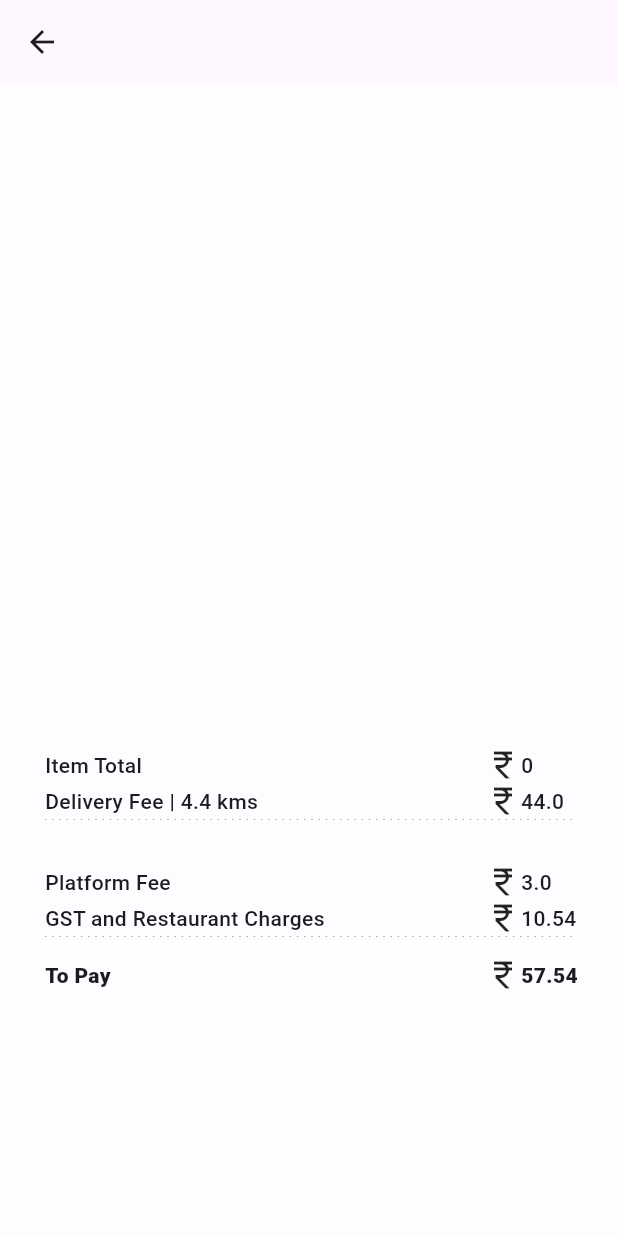
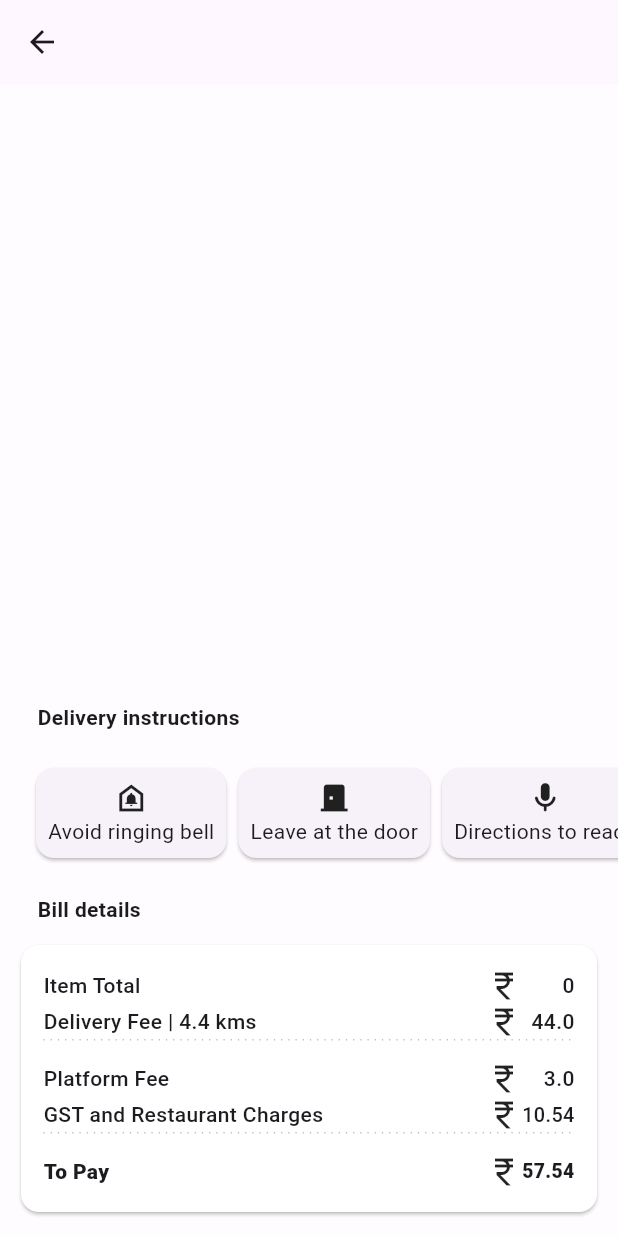
Before and after one commit to pvinayak96/food-app, a Flutter app: the Cart screen opened by its route, on a phone screen of 412 x 824 dp. Run offline on Flutter 3.47's test engine with Material 3 defaults, Android fonts, the phone set to English and light mode, and no system bars; drawn by our look-alikes of dotted_line; our stand-ins replace carousel_slider, input_quantity.

Commit message:
billDetails responsive UI enhanced and delivery instructions added

```diff
--- a/lib/pages/billDetails.dart
+++ b/lib/pages/billDetails.dart
@@ -1,5 +1,6 @@
 import 'package:flutter/material.dart';
 import 'package:dotted_line/dotted_line.dart';
+import 'package:flutter/widgets.dart';
 
 class BillDetails extends StatefulWidget {
   int totalCartValue;
@@ -25,7 +26,7 @@ class _BillDetailsState extends State<BillDetails> {
   Widget build(BuildContext context) {
     return SizedBox(
       child: Padding(
-        padding: const EdgeInsets.all(30.0),
+        padding: const EdgeInsets.all(15.0),
         child: Column(
           children: [
             Row(
@@ -40,11 +41,19 @@ class _BillDetailsState extends State<BillDetails> {
                 Expanded(
                   flex: 1,
                   child: Row(
+                    mainAxisAlignment: MainAxisAlignment.end,
                     children: [
-                      Icon(Icons.currency_rupee),
-                      Text(
+                      Icon(Icons.currency_rupee,),
+                      Expanded(
+                        child: FittedBox(
+                          alignment: Alignment.centerRight,
+                          fit: BoxFit.scaleDown,
+                          child: Text(
+                              textAlign: TextAlign.right,
                               style: TextStyle(fontWeight: FontWeight.w500),
                               '${widget.totalCartValue}'),
+                        ),
+                      ),
                     ],
                   ),
                 ),
@@ -62,11 +71,19 @@ class _BillDetailsState extends State<BillDetails> {
                 Expanded(
                   flex: 1,
                   child: Row(
+                    mainAxisAlignment: MainAxisAlignment.end,
                     children: [
                       Icon(Icons.currency_rupee),
-                      Text(
+                      Expanded(
+                        child: FittedBox(
+                          alignment: Alignment.centerRight,
+                          fit: BoxFit.scaleDown,
+                          child: Text(
+                              textAlign: TextAlign.right,
                               style: TextStyle(fontWeight: FontWeight.w500),
                               '${widget.kms * widget.deliveryFee}'),
+                        ),
+                      ),
                     ],
                   ),
                 ),
@@ -77,24 +94,13 @@ class _BillDetailsState extends State<BillDetails> {
                 Expanded(
                   child: SizedBox(
                     height: 14,
-                      child: DottedLine(lineThickness: 0.5,
+                    child: DottedLine(
+                      lineThickness: 0.5,
                       dashColor: Colors.black54,
                       dashLength: 0.8,
-
                     ),
                   ),
                 ),
-              ],
-            ),
-            Row(
-              children: [
-                SizedBox(
-                    height: 14,
-                ),
-                Divider(
-                    color: Colors.black38,
-                    thickness: 1,
-                )
               ],
             ),
             Row(
@@ -109,11 +115,19 @@ class _BillDetailsState extends State<BillDetails> {
                 Expanded(
                   flex: 1,
                   child: Row(
+                    mainAxisAlignment: MainAxisAlignment.end,
                     children: [
                       Icon(Icons.currency_rupee),
-                      Text(
+                      Expanded(
+                        child: FittedBox(
+                          fit: BoxFit.scaleDown,
+                          alignment: Alignment.centerRight,
+                          child: Text(
+                            textAlign: TextAlign.right,
                               style: TextStyle(fontWeight: FontWeight.w500),
                               '${widget.platformFee}'),
+                        ),
+                      ),
                     ],
                   ),
                 ),
@@ -131,11 +145,19 @@ class _BillDetailsState extends State<BillDetails> {
                 Expanded(
                   flex: 1,
                   child: Row(
+                    mainAxisAlignment: MainAxisAlignment.end,
                     children: [
                       Icon(Icons.currency_rupee),
-                      Text(
+                      Expanded(
+                        child: FittedBox(
+                          fit: BoxFit.scaleDown,
+                          alignment: Alignment.centerRight,
+                          child: Text(
+                              textAlign: TextAlign.right,
                               style: TextStyle(fontWeight: FontWeight.w500),
                               '${widget.GST}'),
+                        ),
+                      ),
                     ],
                   ),
                 ),
@@ -146,7 +168,8 @@ class _BillDetailsState extends State<BillDetails> {
                 Expanded(
                   child: SizedBox(
                     height: 14,
-                      child: DottedLine(lineThickness: 0.5,
+                    child: DottedLine(
+                      lineThickness: 0.5,
                       dashColor: Colors.black54,
                       dashLength: 0.8,
                     ),
@@ -165,11 +188,19 @@ class _BillDetailsState extends State<BillDetails> {
                 Expanded(
                   flex: 1,
                   child: Row(
+                    mainAxisAlignment: MainAxisAlignment.end,
                     children: [
                       Icon(Icons.currency_rupee),
-                      Text(
+                      Expanded(
+                        child: FittedBox(
+                          alignment: Alignment.centerRight,
+                          fit:BoxFit.scaleDown,
+                          child: Text(
+                              textAlign: TextAlign.right,
                               style: TextStyle(fontWeight: FontWeight.w900),
                               '${widget.GST + (widget.kms * widget.deliveryFee) + widget.totalCartValue + widget.platformFee}'),
+                        ),
+                      ),
                     ],
                   ),
                 ),
--- a/lib/pages/cart.dart
+++ b/lib/pages/cart.dart
@@ -1,5 +1,8 @@
+
+import 'package:flutter/widgets.dart';
 import 'package:flutter_application_1/pages/billDetails.dart';
 import 'package:flutter_application_1/pages/cartItem.dart';
+import 'package:flutter_application_1/pages/deliveryInstructions.dart';
 import 'package:provider/provider.dart';
 import 'package:flutter/material.dart';
 import 'package:flutter_application_1/pages/cartProvider.dart';
@@ -32,7 +35,43 @@ class _CartState extends State<Cart> {
                         return list[index];
                       })),
                 ),
-                BillDetails(totalCartValue: provider.totalCartValue(), kms: 4.4, deliveryFee: 10, platformFee: 3, GST: 10.54)
+                SizedBox(
+                  child: Align(
+                    alignment: Alignment.bottomLeft,
+                    child: Padding(
+                      padding: const EdgeInsets.fromLTRB(25, 0, 0, 0),
+                      child: Text(
+                        style: TextStyle(
+                          fontWeight: FontWeight.w700,
+                        ),
+                        'Delivery instructions'),
+                    ),
+                  ),
+                ),
+                SingleChildScrollView(
+                  scrollDirection: Axis.horizontal,
+                  child: DeliveryInstructions()),
+                SizedBox(
+                  child: Align(
+                    alignment: Alignment.bottomLeft,
+                    child: Padding(
+                      padding: const EdgeInsets.fromLTRB(25, 0, 0, 0),
+                      child: Text(
+                        style: TextStyle(
+                          fontWeight: FontWeight.w700,
+                        ),
+                        'Bill details'),
+                    ),
+                  ),
+                ),
+                SizedBox(
+                  child: Padding(
+                    padding: EdgeInsets.all(10),
+                    child: Card(
+                      color: Colors.white,
+                      child: BillDetails(totalCartValue: provider.totalCartValue(), kms: 4.4, deliveryFee: 10, platformFee: 3, GST: 10.54)),
+                  ),
+                )
               ]),
             );
           },
--- /dev/null
+++ b/lib/pages/deliveryInstructions.dart
@@ -0,0 +1,71 @@
+import 'package:flutter/material.dart';
+
+class DeliveryInstructions extends StatelessWidget {
+  const DeliveryInstructions({super.key});
+
+  @override
+  Widget build(BuildContext context) {
+    return Padding(
+      padding: EdgeInsets.all(20),
+      child: Row(
+        children: [
+          Card(
+            child: Padding(
+              padding: EdgeInsets.all(8),
+              child: Column(
+                children: [
+                  Icon(Icons.doorbell_outlined),
+                  Text('Avoid ringing bell')
+                ],
+              ),
+            ),
+          ),
+          Card(
+            child: Padding(
+              padding: const EdgeInsets.all(8.0),
+              child: Column(
+                children: [
+                  Icon(Icons.door_back_door),
+                  Text('Leave at the door')
+                ],
+              ),
+            ),
+          ),
+          Card(
+            child: Padding(
+              padding: const EdgeInsets.all(8.0),
+              child: Column(
+                children: [
+                  Icon(Icons.mic_rounded),
+                  Text('Directions to reach')
+                ],
+              ),
+            ),
+          ),
+           Card(
+            child: Padding(
+              padding: const EdgeInsets.all(8.0),
+              child: Column(
+                children: [
+                  Icon(Icons.call),
+                  Text('Avoid calling')
+                ],
+              ),
+            ),
+          ),
+           Card(
+            child: Padding(
+              padding: const EdgeInsets.all(8.0),
+              child: Column(
+                children: [
+                  Icon(Icons.security_sharp),
+                  Text('Leave with security')
+                ],
+              ),
+            ),
+          ),
+        ],
+      ),
+    );
+  }
+}
```
Lines whose indentation alone changed are shown as unchanged.
